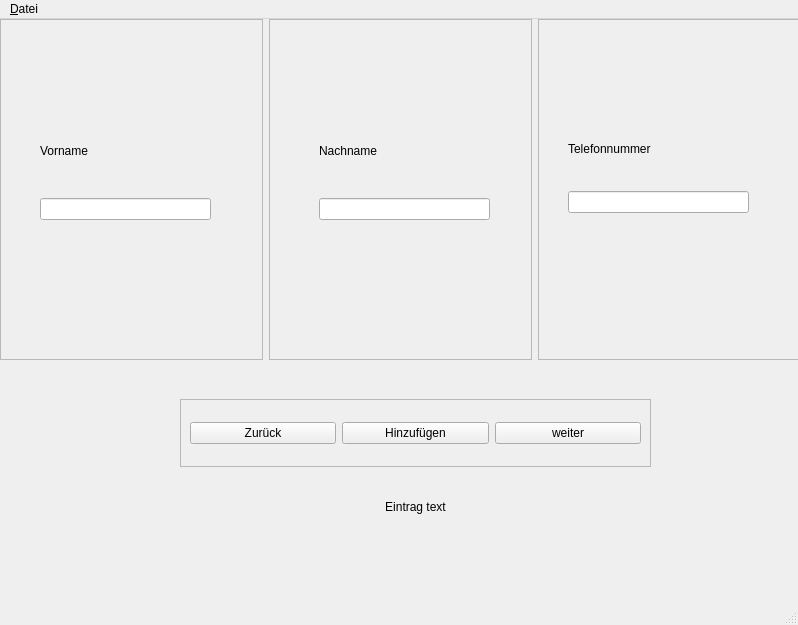
The window that Jahr3/CallCenterAufgabe/mainwindow.ui (nroelfs/schule) describes before a commit, drawn with Qt 5.
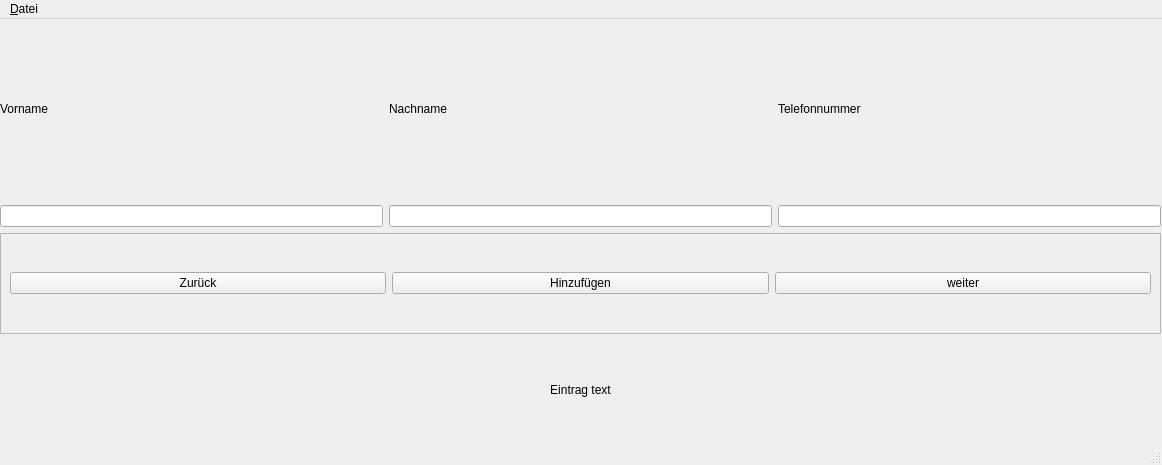
The same window after the commit.

```diff
--- a/Jahr3/CallCenterAufgabe/mainwindow.ui
+++ b/Jahr3/CallCenterAufgabe/mainwindow.ui
@@ -6,8 +6,8 @@
    <rect>
     <x>0</x>
     <y>0</y>
-    <width>798</width>
-    <height>625</height>
+    <width>1162</width>
+    <height>465</height>
    </rect>
   </property>
   <property name="windowTitle">
@@ -17,12 +17,14 @@
    <widget class="QWidget" name="layoutWidget">
     <property name="geometry">
      <rect>
-      <x>180</x>
-      <y>380</y>
-      <width>471</width>
-      <height>141</height>
+      <x>0</x>
+      <y>0</y>
+      <width>1161</width>
+      <height>421</height>
      </rect>
     </property>
+    <layout class="QGridLayout" name="gridLayout">
+     <item row="1" column="1" colspan="3">
     <layout class="QVBoxLayout" name="verticalLayout_2">
      <item>
       <widget class="QFrame" name="frame_4">
@@ -74,98 +76,8 @@
       </widget>
      </item>
     </layout>
-   </widget>
-   <widget class="QWidget" name="layoutWidget_2">
-    <property name="geometry">
-     <rect>
-      <x>0</x>
-      <y>0</y>
-      <width>801</width>
-      <height>341</height>
-     </rect>
-    </property>
-    <layout class="QHBoxLayout" name="horizontalLayout">
-     <item>
-      <widget class="QFrame" name="frame">
-       <property name="frameShape">
-        <enum>QFrame::StyledPanel</enum>
-       </property>
-       <property name="frameShadow">
-        <enum>QFrame::Raised</enum>
-       </property>
-       <widget class="QWidget" name="layoutWidget_3">
-        <property name="geometry">
-         <rect>
-          <x>40</x>
-          <y>90</y>
-          <width>171</width>
-          <height>111</height>
-         </rect>
-        </property>
-        <layout class="QVBoxLayout" name="verticalLayout">
-         <item>
-          <widget class="QLabel" name="labelVorname">
-           <property name="text">
-            <string>Vorname</string>
-           </property>
-          </widget>
-         </item>
-         <item>
-          <widget class="QLineEdit" name="lineEditVorname"/>
-         </item>
-        </layout>
-       </widget>
-      </widget>
-     </item>
-     <item>
-      <widget class="QFrame" name="frame_2">
-       <property name="frameShape">
-        <enum>QFrame::StyledPanel</enum>
-       </property>
-       <property name="frameShadow">
-        <enum>QFrame::Raised</enum>
-       </property>
-       <widget class="QWidget" name="layoutWidget">
-        <property name="geometry">
-         <rect>
-          <x>50</x>
-          <y>90</y>
-          <width>171</width>
-          <height>111</height>
-         </rect>
-        </property>
-        <layout class="QVBoxLayout" name="verticalLayout_4">
-         <item>
-          <widget class="QLabel" name="labelNachname">
-           <property name="text">
-            <string>Nachname</string>
-           </property>
-          </widget>
-         </item>
-         <item>
-          <widget class="QLineEdit" name="lineEditNachname"/>
-         </item>
-        </layout>
-       </widget>
-      </widget>
-     </item>
-     <item>
-      <widget class="QFrame" name="frame_3">
-       <property name="frameShape">
-        <enum>QFrame::StyledPanel</enum>
-       </property>
-       <property name="frameShadow">
-        <enum>QFrame::Raised</enum>
-       </property>
-       <widget class="QWidget" name="layoutWidget">
-        <property name="geometry">
-         <rect>
-          <x>30</x>
-          <y>93</y>
-          <width>181</width>
-          <height>101</height>
-         </rect>
-        </property>
+     </item>
+     <item row="0" column="3">
         <layout class="QVBoxLayout" name="verticalLayout_3">
          <item>
           <widget class="QLabel" name="labelTelefonnummer">
@@ -178,8 +90,34 @@
           <widget class="QLineEdit" name="lineEditTelefonnummer"/>
          </item>
         </layout>
-       </widget>
-      </widget>
+     </item>
+     <item row="0" column="2">
+      <layout class="QVBoxLayout" name="verticalLayout_4">
+       <item>
+        <widget class="QLabel" name="labelNachname">
+         <property name="text">
+          <string>Nachname</string>
+         </property>
+        </widget>
+       </item>
+       <item>
+        <widget class="QLineEdit" name="lineEditNachname"/>
+       </item>
+      </layout>
+     </item>
+     <item row="0" column="1">
+      <layout class="QVBoxLayout" name="verticalLayout">
+       <item>
+        <widget class="QLabel" name="labelVorname">
+         <property name="text">
+          <string>Vorname</string>
+         </property>
+        </widget>
+       </item>
+       <item>
+        <widget class="QLineEdit" name="lineEditVorname"/>
+       </item>
+      </layout>
      </item>
     </layout>
    </widget>
@@ -189,7 +127,7 @@
     <rect>
      <x>0</x>
      <y>0</y>
-     <width>798</width>
+     <width>1162</width>
      <height>21</height>
     </rect>
    </property>
```
Left out of the diff: 2 changed lines with no effect on the pictures. Lines whose indentation alone changed are shown as unchanged.
